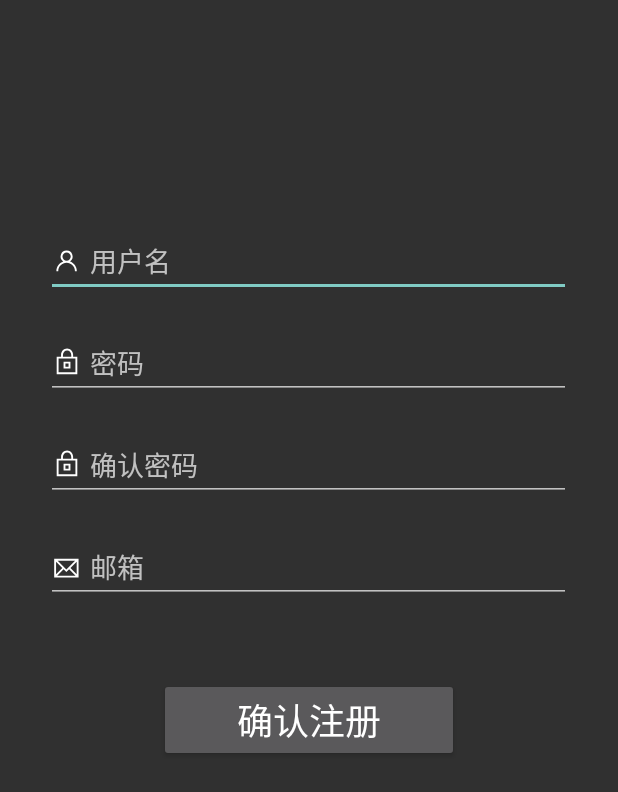
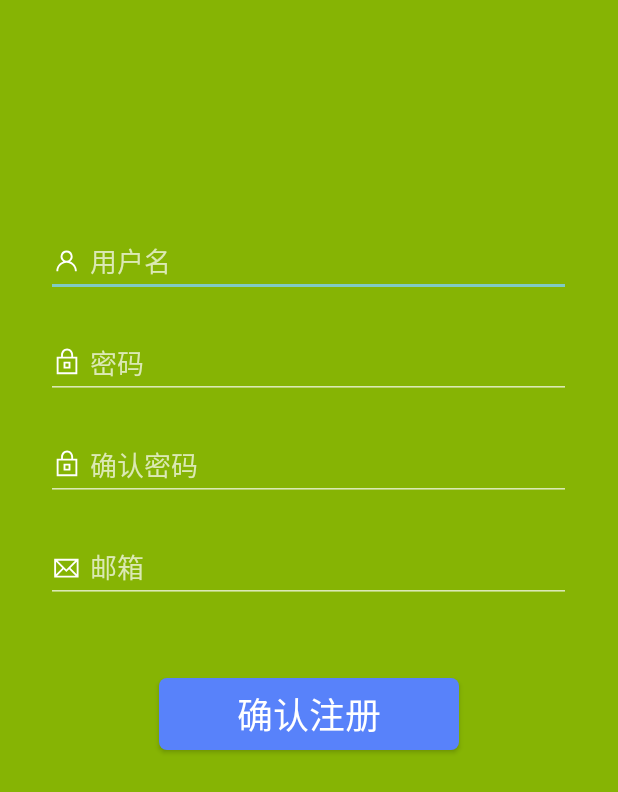
Before and after one commit to sysu18364092/Room, an Android app: the screen it shows after launch (SignUpActivity), after a tap on "还没有账号？现在注册", on a phone screen of 412 x 824 dp. Shown: the top 792 px of the screen. Run offline under Robolectric (Android 15) with nearby library versions, the phone set to English and light mode, and no system bars.

Commit message:
2021/6/11

```diff
--- a/app/src/main/java/com/example/room/study/ReportActivity.java
+++ b/app/src/main/java/com/example/room/study/ReportActivity.java
@@ -13,6 +13,7 @@ import android.widget.TextView;
 
 import com.example.room.MainActivity;
 import com.example.room.R;
+import com.example.room.utils.NoMultiClickListener;
 
 import org.json.JSONArray;
 import org.json.JSONObject;
@@ -80,9 +81,9 @@ public class ReportActivity extends AppCompatActivity {
         //mTvGetTimeScore.setText("您本次获得的时间积分为：");
         //mTvGetPassScore.setText("您本次获得的通关积分为：");
         updateScore(studyTime,passChapter);
-        mBtnBackMain.setOnClickListener(new View.OnClickListener() {
+        mBtnBackMain.setOnClickListener(new NoMultiClickListener() {
             @Override
-            public void onClick(View v) {
+            public void onNoMultiClick(View v) {
                 Intent intent = new Intent(ReportActivity.this, MainActivity.class);
                 startActivity(intent);
             }
--- a/app/src/main/java/com/example/room/study/TestActivity.java
+++ b/app/src/main/java/com/example/room/study/TestActivity.java
@@ -390,9 +390,7 @@ public class TestActivity extends AppCompatActivity {
             String s = null;
             while ((n=fis.read(buffer))!=-1){
                 s = new String(buffer,0,n);
-                // Log.d("TestActivity","bytes read"+s);
             }
-            //Log.d("TestActivity","bytes length"+s.length());
             bytes = new byte[s.length()];
             bytes=s.getBytes();
 
@@ -509,7 +507,6 @@ public class TestActivity extends AppCompatActivity {
             public void onClick(DialogInterface dialog, int which) {
                 Intent intent = new Intent(TestActivity.this,ReportActivity.class);
                 startActivity(intent);
-
             }
         });
 
--- a/app/src/main/java/com/example/room/user/LoginActivity.java
+++ b/app/src/main/java/com/example/room/user/LoginActivity.java
@@ -22,6 +22,7 @@ import android.widget.Toast;
 import com.example.room.DownloadUtil;
 import com.example.room.MainActivity;
 import com.example.room.R;
+import com.example.room.utils.NoMultiClickListener;
 
 import org.json.JSONArray;
 import org.json.JSONObject;
@@ -105,16 +106,16 @@ public class LoginActivity extends AppCompatActivity {
         mTvSignUp = findViewById(R.id.tv_sign_up);
         requestPower();
         //跳转到注册界面
-        mTvSignUp.setOnClickListener(new View.OnClickListener() {
+        mTvSignUp.setOnClickListener(new NoMultiClickListener() {
             @Override
-            public void onClick(View v) {
+            public void onNoMultiClick(View v) {
                 Intent intent = new Intent(LoginActivity.this,SignUpActivity.class);
                 startActivity(intent);
             }
         });
-        mBtnLogin.setOnClickListener(new View.OnClickListener() {
+        mBtnLogin.setOnClickListener(new NoMultiClickListener() {
             @Override
-            public void onClick(View v) {
+            public void onNoMultiClick(View v) {
                 startLogin();
             }
         });
--- /dev/null
+++ b/app/src/main/java/com/example/room/utils/NoMultiClickListener.java
@@ -0,0 +1,40 @@
+package com.example.room.utils;
+
+import android.view.View;
+
+/**
+ *  防止多次点击事件发生
+ *  使用示例
+ *  btnLogin.setOnClickListener(new NoMultiClickListener() {
+ *             @Override
+ *             public void onNoMultiClick(View v) {
+ *                 if (TextUtils.isEmpty(editTextPhone.getText().toString())) {
+ *                     showToast("输入的手机号不能为空！");
+ *                 }
+ *             }
+ *         });
+ */
+public abstract class NoMultiClickListener implements View.OnClickListener {
+
+    // 两次点击按钮之间的最小点击间隔时间(单位:ms)
+    private static final int MIN_CLICK_DELAY_TIME = 10000;
+    // 最后一次点击的时间
+    private long lastClickTime;
+
+    @Override
+    public void onClick(View v) {// 限制多次点击
+        long currentTime = System.currentTimeMillis();
+        if (currentTime - lastClickTime > MIN_CLICK_DELAY_TIME) {// 两次点击的时间间隔大于最小限制时间，则触发点击事件
+            lastClickTime = currentTime;
+            onNoMultiClick(v);
+        }
+    }
+
+    /**
+     * 点击事件(相当于@link{android.view.View.OnClickListener})
+     *
+     * @param v 使用该限制点击的View
+     */
+    public abstract void onNoMultiClick(View v);
+
+}
--- /dev/null
+++ b/app/src/main/res/drawable/btn_login_normal.xml
@@ -0,0 +1,5 @@
+<?xml version="1.0" encoding="utf-8"?>
+<shape xmlns:android="http://schemas.android.com/apk/res/android">
+    <corners android:radius="5dp"/>
+    <solid android:color="#5882FA"/>
+</shape>
--- /dev/null
+++ b/app/src/main/res/drawable/btn_login_pressed.xml
@@ -0,0 +1,5 @@
+<?xml version="1.0" encoding="utf-8"?>
+<shape xmlns:android="http://schemas.android.com/apk/res/android">
+    <corners android:radius="5dp"/>
+    <solid android:color="#0040FF"/>
+</shape>
--- /dev/null
+++ b/app/src/main/res/drawable/btn_login_selector.xml
@@ -0,0 +1,7 @@
+<?xml version="1.0" encoding="utf-8"?>
+<selector xmlns:android="http://schemas.android.com/apk/res/android">
+    <item android:drawable="@drawable/btn_login_normal"
+        android:state_pressed="false"/>
+    <item android:drawable="@drawable/btn_login_pressed"
+        android:state_pressed="true"/>
+</selector>
--- /dev/null
+++ b/app/src/main/res/drawable/btn_report_back_normal.xml
@@ -0,0 +1,5 @@
+<?xml version="1.0" encoding="utf-8"?>
+<shape xmlns:android="http://schemas.android.com/apk/res/android">
+    <corners android:radius="10dp"/>
+    <solid android:color="#FFBF00"/>
+</shape>
--- /dev/null
+++ b/app/src/main/res/drawable/btn_report_back_pressed.xml
@@ -0,0 +1,5 @@
+<?xml version="1.0" encoding="utf-8"?>
+<shape xmlns:android="http://schemas.android.com/apk/res/android">
+    <corners android:radius="10dp"/>
+    <solid android:color="#B18904"/>
+</shape>
--- a/app/src/main/res/layout/activity_login.xml
+++ b/app/src/main/res/layout/activity_login.xml
@@ -2,7 +2,8 @@
 <LinearLayout xmlns:android="http://schemas.android.com/apk/res/android"
     android:layout_width="match_parent"
     android:layout_height="match_parent"
-    android:orientation="vertical">
+    android:orientation="vertical"
+    android:background="#86B404">
 
     <EditText
         android:id="@+id/et_username"
@@ -34,7 +35,8 @@
         android:layout_marginTop="50dp"
         android:layout_gravity="center"
         android:text="登录"
-        android:textSize="24sp"/>
+        android:textSize="24sp"
+        android:background="@drawable/btn_login_selector"/>
 
     <TextView
         android:id="@+id/tv_sign_up"
--- a/app/src/main/res/layout/activity_report.xml
+++ b/app/src/main/res/layout/activity_report.xml
@@ -39,7 +39,7 @@
         android:layout_height="wrap_content"
         android:text="@string/back_main"
         android:textSize="@dimen/font_22"
-        android:background="#FFBF00"/>
+        android:background="@drawable/btn_report_back_selector"/>
 
 
 </LinearLayout>
--- a/app/src/main/res/layout/activity_sign_up.xml
+++ b/app/src/main/res/layout/activity_sign_up.xml
@@ -2,7 +2,8 @@
 <LinearLayout xmlns:android="http://schemas.android.com/apk/res/android"
     android:layout_width="match_parent"
     android:layout_height="match_parent"
-    android:orientation="vertical">
+    android:orientation="vertical"
+    android:background="#86B404">
 
     <EditText
         android:id="@+id/et_sign_up_username"
@@ -55,7 +56,8 @@
         android:layout_marginTop="50dp"
         android:layout_gravity="center"
         android:text="确认注册"
-        android:textSize="24sp"/>
+        android:textSize="24sp"
+        android:background="@drawable/btn_login_selector"/>
 
 
 
```
Also changed, not shown: app/src/main/res/drawable/btn_report_back_selector.xml (added, +7 -0 lines).
